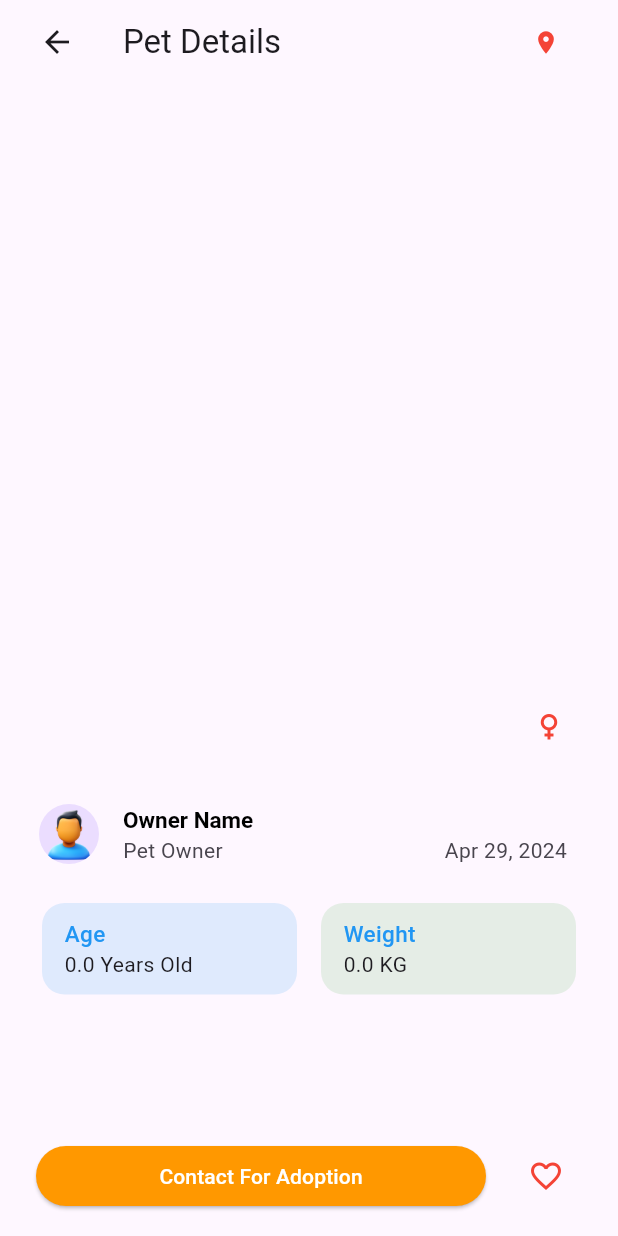
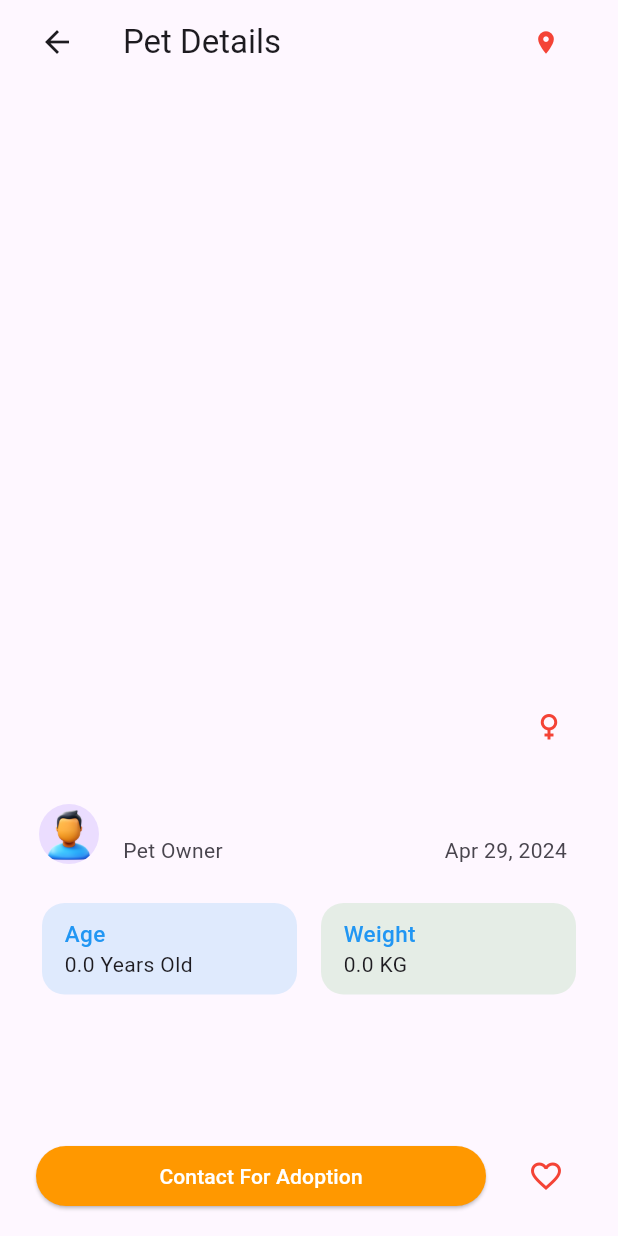
Before and after one commit to DevloperAnuj/petgogu, a Flutter app: the PetDetailsPage screen opened directly with empty values, on a phone screen of 412 x 824 dp. Run offline on Flutter 3.47's test engine with Material 3 defaults, Android fonts, the phone set to English and light mode, and no system bars; drawn by our look-alikes of flutter_carousel_widget; our stand-ins replace bloc, cached_network_image, flutter_bloc, get_it, image_picker, lottie and 2 more; missing offline and left inert: dart:ffi, proste_bezier_curve; accounts and stored records are empty.

Commit message:
Owner tile and Temp Images Clear Function

```diff
--- a/lib/features/pets_listing/presentation/manager/temp_pet/temp_pet_cubit.dart
+++ b/lib/features/pets_listing/presentation/manager/temp_pet/temp_pet_cubit.dart
@@ -65,6 +65,7 @@ class TempPetCubit extends Cubit<TempPetState> {
   }
 
   void setToInit() {
+    tempImages.clear();
     emit(TempPetState.initial());
   }
 }
--- a/lib/features/pets_listing/presentation/widgets/pet_details_page/pet_owner_tile.dart
+++ b/lib/features/pets_listing/presentation/widgets/pet_details_page/pet_owner_tile.dart
@@ -11,7 +11,7 @@ class PetOwner extends StatelessWidget {
       leading: const CircleAvatar(
         backgroundImage: AssetImage('assets/icons/person.png'),
       ),
-      title: const Text("Owner Name"),
+      title: Text(ownerName),
       titleTextStyle: const TextStyle(
         color: Colors.black,
         fontSize: 15,
@@ -21,7 +21,7 @@ class PetOwner extends StatelessWidget {
         mainAxisAlignment: MainAxisAlignment.spaceBetween,
         children: [
           const Text("Pet Owner"),
-          Text(DateFormat.yMMMd().format(DateTime.now()).toString()),
+          Text(DateFormat.yMMMd().format(posted).toString()),
         ],
       ),
     );
--- a/lib/main.dart
+++ b/lib/main.dart
@@ -1,9 +1,5 @@
 import 'package:flutter/material.dart';
-import 'package:petgogu/features/auth/presentation/pages/auth_page.dart';
 import 'package:petgogu/features/auth/presentation/pages/splash_page.dart';
-import 'package:petgogu/features/auth/presentation/widgets/auth_page/login_form.dart';
-import 'package:petgogu/features/pets_listing/presentation/pages/add_pet_page.dart';
-import 'package:petgogu/features/pets_listing/presentation/pages/home_page.dart';
 import 'package:petgogu/utils/my_utils.dart';
 import 'package:petgogu/utils/service_config.dart';
 import 'package:supabase_flutter/supabase_flutter.dart';
@@ -28,7 +24,6 @@ class MyApp extends StatelessWidget {
         useMaterial3: true,
       ),
       home: const SplashPage(),
-      // home: const AddPetsPage(),
     );
   }
 }
```
Also changed, not shown: 3 other files.
